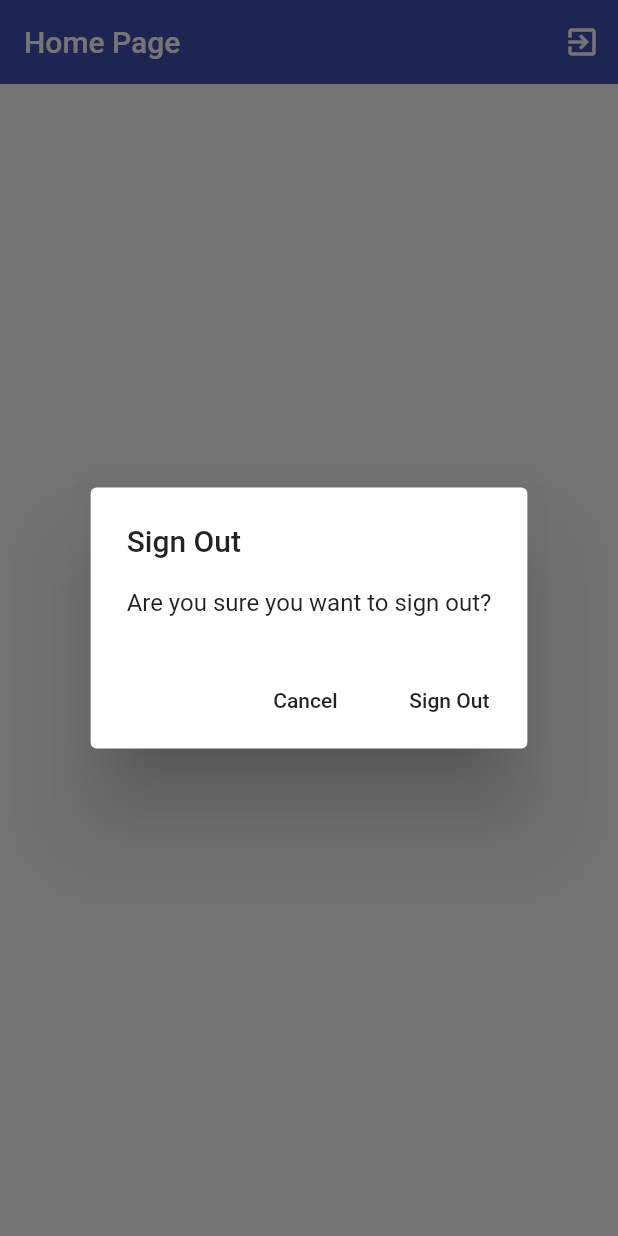
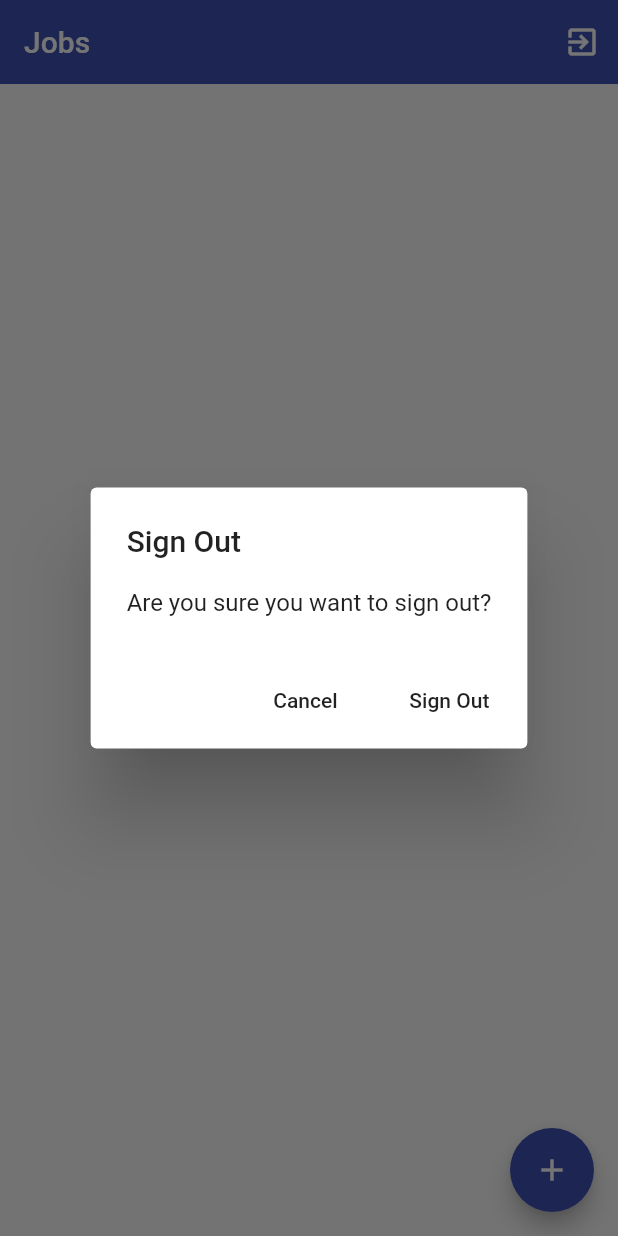
Before and after one commit to tino-brst/time_tracker_flutter, a Flutter app: the screen it shows once a user with an empty profile is signed in, after a tap on the "exit to app" icon, on a phone screen of 412 x 824 dp. Run offline on Flutter 3.47's test engine with Material 2 defaults, Android fonts, the phone set to English and light mode, and no system bars; our stand-ins replace cloud_firestore, firebase_auth, google_sign_in; accounts and stored records are empty; network calls fail.

Commit message:
Provide database service to Jobs screen (previously Home)

```diff
--- a/lib/features/auth_switch.dart
+++ b/lib/features/auth_switch.dart
@@ -3,7 +3,9 @@ import 'package:provider/provider.dart';
 
 import '../entities/user.dart';
 import '../services/auth_service.dart';
-import 'home/home_screen.dart';
+import '../services/database_service.dart';
+import '../services/firestore_database_service.dart';
+import 'home/jobs_screen.dart';
 import 'sign_in/sign_in_model.dart';
 import 'sign_in/sign_in_screen.dart';
 
@@ -23,7 +25,10 @@ class AuthSwitch extends StatelessWidget {
               child: SignInScreen(),
             );
           } else {
-            return HomeScreen();
+            return Provider<DatabaseService>(
+              create: (_) => FirestoreDatabaseService(userUid: user.uid),
+              child: JobsScreen(),
+            );
           }
         } else {
           return Scaffold(
--- a/lib/features/home/home_screen.dart
+++ b/lib/features/home/jobs_screen.dart
@@ -4,14 +4,14 @@ import 'package:provider/provider.dart';
 import '../../services/auth_service.dart';
 import '../../widgets/platform_alert_dialog.dart';
 
-class HomeScreen extends StatelessWidget {
+class JobsScreen extends StatelessWidget {
   @override
   Widget build(BuildContext context) {
-    final authService = Provider.of<AuthService>(context);
+    final authService = Provider.of<AuthService>(context, listen: false);
 
     return Scaffold(
       appBar: AppBar(
-        title: Text('Home Page'),
+        title: Text('Jobs'),
         elevation: 0,
         actions: <Widget>[
           IconButton(
@@ -19,6 +19,10 @@ class HomeScreen extends StatelessWidget {
             onPressed: () => _signOut(context, authService),
           )
         ],
+      ),
+      floatingActionButton: FloatingActionButton(
+        child: Icon(Icons.add),
+        onPressed: () {},
       ),
     );
   }
```
